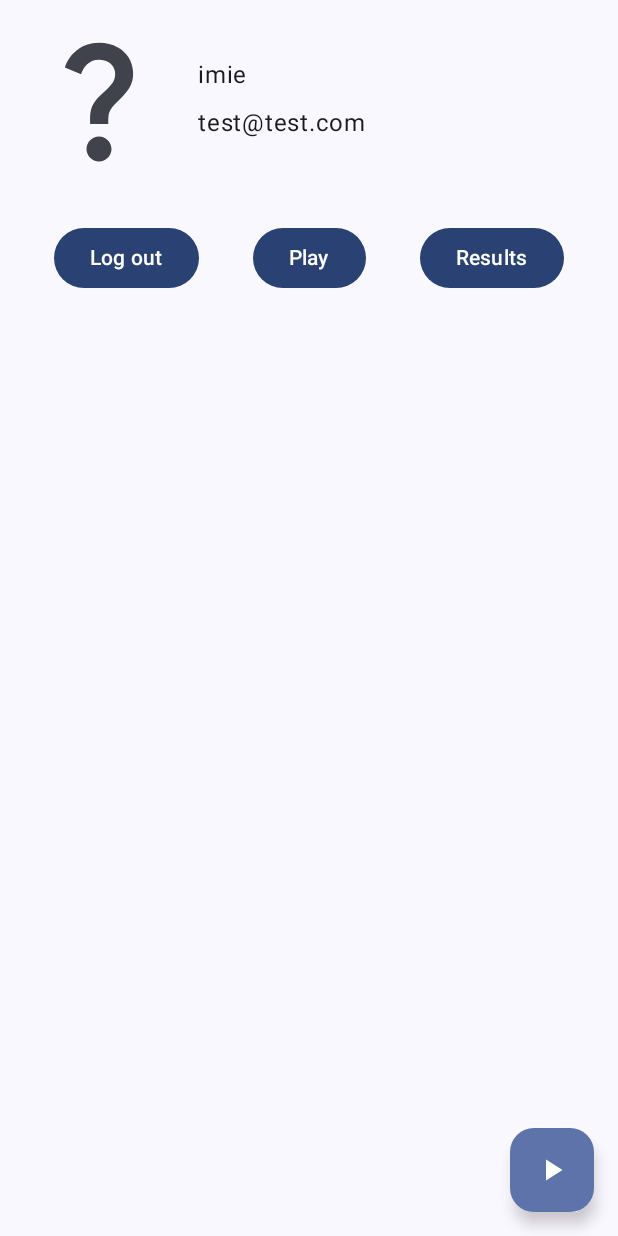
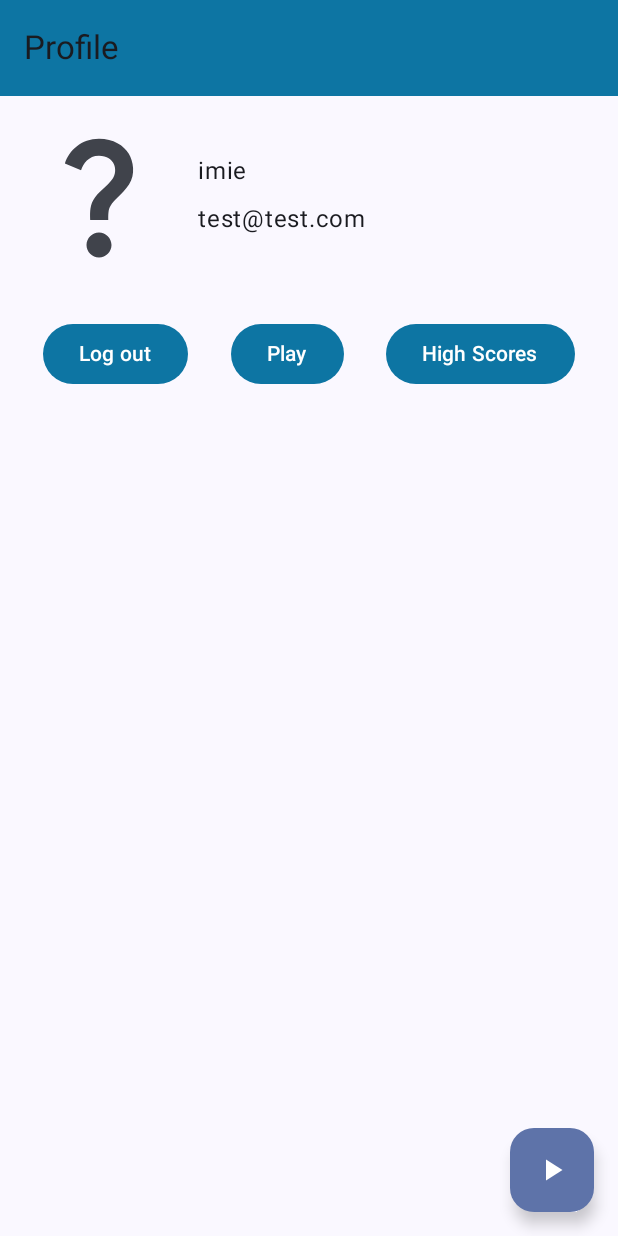
Before and after one commit to km385/MasterAnd, an Android app built with Jetpack Compose: the screen it shows after launch (MainActivity), after a tap on "Next", on a phone screen of 412 x 824 dp. Run offline under Robolectric (Android 15) with nearby library versions, the phone set to English and light mode, and no system bars; our stand-ins replace Dagger/Hilt's generated code, Room's generated code; 1 other tap on this screen came first.

Commit message:
added top bar

```diff
--- a/app/src/main/java/com/example/masterand/MainActivity.kt
+++ b/app/src/main/java/com/example/masterand/MainActivity.kt
@@ -24,15 +24,21 @@ import androidx.compose.foundation.layout.fillMaxWidth
 import androidx.compose.foundation.layout.padding
 import androidx.compose.foundation.layout.size
 import androidx.compose.foundation.rememberScrollState
+import androidx.compose.foundation.shape.RoundedCornerShape
 import androidx.compose.foundation.text.KeyboardOptions
 import androidx.compose.foundation.verticalScroll
 import androidx.compose.material.icons.Icons
 import androidx.compose.material.icons.filled.Warning
 import androidx.compose.material3.Button
+import androidx.compose.material3.ButtonDefaults
+import androidx.compose.material3.ExperimentalMaterial3Api
 import androidx.compose.material3.Icon
 import androidx.compose.material3.MaterialTheme
 import androidx.compose.material3.OutlinedTextField
+import androidx.compose.material3.Scaffold
 import androidx.compose.material3.Text
+import androidx.compose.material3.TopAppBar
+import androidx.compose.material3.TopAppBarDefaults
 import androidx.compose.runtime.Composable
 import androidx.compose.runtime.getValue
 import androidx.compose.runtime.mutableStateOf
@@ -42,6 +48,7 @@ import androidx.compose.runtime.saveable.rememberSaveable
 import androidx.compose.runtime.setValue
 import androidx.compose.ui.Alignment
 import androidx.compose.ui.Modifier
+import androidx.compose.ui.graphics.Color
 import androidx.compose.ui.graphics.TransformOrigin
 import androidx.compose.ui.graphics.graphicsLayer
 import androidx.compose.ui.layout.ContentScale
@@ -51,6 +58,7 @@ import androidx.compose.ui.unit.dp
 import androidx.hilt.navigation.compose.hiltViewModel
 import androidx.navigation.NavController
 import androidx.navigation.NavHostController
+import androidx.navigation.compose.currentBackStackEntryAsState
 import androidx.navigation.compose.rememberNavController
 import coil.compose.AsyncImage
 import com.example.masterand.ui.theme.MasterAndTheme
@@ -67,17 +75,46 @@ class MainActivity : ComponentActivity() {
         enableEdgeToEdge()
         setContent {
             MasterAndTheme {
-//                Scaffold(modifier = Modifier.fillMaxSize()) { innerPadding ->
-//                    ProfileScreen()
-//                }
                 navController = rememberNavController()
-                SetupNavGraph(navController = navController)
+                BaseScreen(navController = navController)
             }
 
         }
 
     }
 }
+
+@OptIn(ExperimentalMaterial3Api::class)
+@Composable
+fun BaseScreen(navController: NavHostController) {
+    val currentBackStackEntry by navController.currentBackStackEntryAsState()
+    val currentDestination = currentBackStackEntry?.destination
+
+    val screenTitles = mapOf(
+        Screen.Login.route to "Login",
+        Screen.Profile.route to "Profile",
+        Screen.Game.route to "Game Screen",
+        Screen.HighScores.route to "High Scores"
+    )
+
+    val title = screenTitles[currentDestination?.route] ?: "MasterAnd"
+
+    Scaffold(
+        topBar = {
+            TopAppBar(
+                title = { Text(title) },
+                colors = TopAppBarDefaults.topAppBarColors(
+                    containerColor = Color(0xFF0D75A3),
+                ),
+            )
+        }
+    ) { paddingValues ->
+        Box(modifier = Modifier.padding(paddingValues)) {
+            SetupNavGraph(navController = navController)
+        }
+    }
+}
+
 
 @Composable
 fun ProfileScreen(
@@ -166,6 +203,7 @@ fun ProfileScreen(
                 viewModel.name.value = name
                 viewModel.imageUri.value = imageUri.toString()
 
+
                 coroutineScope.launch {
                     viewModel.savePlayer()
                     navController.navigate(
@@ -175,6 +213,8 @@ fun ProfileScreen(
 
             },
             modifier = Modifier.fillMaxWidth(),
+            shape = RoundedCornerShape(50),
+            colors = ButtonDefaults.buttonColors(containerColor = Color(0xFF0D75A3)),
             enabled = isNameValid && isEmailValid && isColorsValid
         ) {
             Text("Next")
--- a/app/src/main/java/com/example/masterand/Profile.kt
+++ b/app/src/main/java/com/example/masterand/Profile.kt
@@ -2,6 +2,7 @@ package com.example.masterand
 
 //import com.example.masterand.providers.AppViewModelProvider
 //import androidx.lifecycle.viewmodel.compose.viewModel
+import android.util.Log
 import androidx.compose.foundation.layout.Arrangement
 import androidx.compose.foundation.layout.Box
 import androidx.compose.foundation.layout.Column
@@ -14,9 +15,11 @@ import androidx.compose.foundation.layout.navigationBarsPadding
 import androidx.compose.foundation.layout.padding
 import androidx.compose.foundation.layout.size
 import androidx.compose.foundation.shape.CircleShape
+import androidx.compose.foundation.shape.RoundedCornerShape
 import androidx.compose.material.icons.Icons
 import androidx.compose.material.icons.filled.PlayArrow
 import androidx.compose.material3.Button
+import androidx.compose.material3.ButtonDefaults
 import androidx.compose.material3.FloatingActionButton
 import androidx.compose.material3.Icon
 import androidx.compose.material3.MaterialTheme
@@ -28,6 +31,7 @@ import androidx.compose.runtime.getValue
 import androidx.compose.ui.Alignment
 import androidx.compose.ui.Modifier
 import androidx.compose.ui.draw.clip
+import androidx.compose.ui.graphics.Color
 import androidx.compose.ui.layout.ContentScale
 import androidx.compose.ui.res.painterResource
 import androidx.compose.ui.tooling.preview.Preview
@@ -50,13 +54,14 @@ fun ProfileCard(
     LaunchedEffect(Unit) {
         viewModel.loadPlayer()
     }
-
     val name by viewModel.name
     val email by viewModel.email
     val imageUri by viewModel.imageUri
 
     Surface(
-        modifier = Modifier.fillMaxSize().navigationBarsPadding(),
+        modifier = Modifier
+            .fillMaxSize()
+            .navigationBarsPadding(),
         color = MaterialTheme.colorScheme.background
     ) {
         Column(
@@ -79,6 +84,7 @@ fun ProfileCard(
                 ) {
 
                     if (imageUri != "null") {
+                        Log.i("lol", "ProfileCard: async")
                         AsyncImage(
                             model = imageUri,
                             contentDescription = "Profile Image",
@@ -105,25 +111,24 @@ fun ProfileCard(
                     Text(email)
                 }
             }
-//            TODO(change layout to resemble the other screens?)
             Spacer(modifier = Modifier.height(16.dp))
             Row(
                 modifier = Modifier.fillMaxWidth(),
                 horizontalArrangement = Arrangement.SpaceEvenly
             ) {
-                FilledButtonExample(onClick = {
+                FilledButton(onClick = {
                     navController.navigate(route = Screen.Login.route)
                 }, text = "Log out")
 
-                FilledButtonExample(onClick = {
+                FilledButton(onClick = {
                     navController.navigate(Screen.Game
                         .passArguments(colorCount))
                 }, text = "Play")
 
-                FilledButtonExample(onClick = {
+                FilledButton(onClick = {
                     navController.navigate(Screen.HighScores
                         .passArguments(recentScore = null, colorCount = colorCount))
-                }, text = "Results")
+                }, text = "High Scores")
             }
 
         }
@@ -155,8 +160,12 @@ fun Example(onClick: () -> Unit) {
 
 
 @Composable
-fun FilledButtonExample(onClick: () -> Unit, text:String) {
-    Button(onClick = { onClick() }) {
+fun FilledButton(onClick: () -> Unit, text:String) {
+    Button(
+        onClick = { onClick() },
+        shape = RoundedCornerShape(50),
+        colors = ButtonDefaults.buttonColors(containerColor = Color(0xFF0D75A3))
+    ) {
         Text(text)
     }
 }
--- a/app/src/main/java/com/example/masterand/viewModels/ProfileViewModel.kt
+++ b/app/src/main/java/com/example/masterand/viewModels/ProfileViewModel.kt
@@ -49,6 +49,8 @@ class ProfileViewModel @Inject constructor(
             player.name = name.value
             if(imageUri.value != "null") {
                 player.profileImageUri = imageUri.value
+            } else {
+                imageUri.value = player.profileImageUri
             }
             playersRepository.update(player)
         }
```
Also changed, not shown: app/src/main/java/com/example/masterand/Game.kt (+30 -36 lines), app/src/main/java/com/example/masterand/ResultsScreen.kt (+23 -25 lines).
